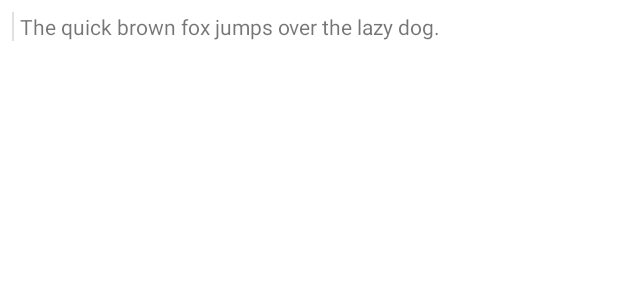
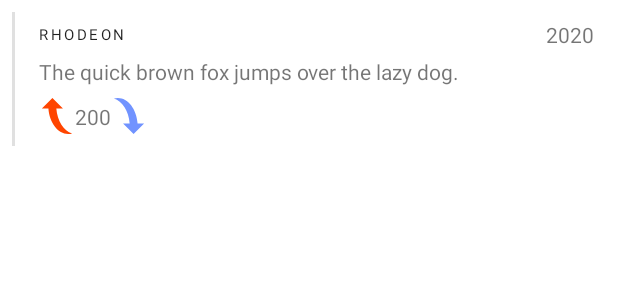
Before and after one commit to rhodeon/Habit_for_Reddit, an Android app: the layout view_comment.xml on its own in the app's theme, with its tools: preview values and no code run, on a phone screen of 412 x 824 dp. Shown: the top 300 px of the screen. Run offline under Robolectric (Android 15) with nearby library versions, the phone set to English and light mode, and no system bars; Roboto replaces fonts that are not available here.

Commit message:
Added author, score and date data to the comment view.

```diff
--- a/app/src/main/java/com/rhodeon/habitforreddit/ui/home/HomeFeedListAdapter.kt
+++ b/app/src/main/java/com/rhodeon/habitforreddit/ui/home/HomeFeedListAdapter.kt
@@ -38,7 +38,7 @@ class HomeViewHolder(private val binding: ItemPostHeaderBinding) : RecyclerView.
     fun bind(link: Link) {
         link.data.apply {
             binding.title.text = title
-            binding.username.text = author
+            binding.author.text = author
             binding.subreddit.text = subreddit
             binding.karma.text = score.toString()
 
--- a/app/src/main/java/com/rhodeon/habitforreddit/ui/postList/PostListAdapter.kt
+++ b/app/src/main/java/com/rhodeon/habitforreddit/ui/postList/PostListAdapter.kt
@@ -38,7 +38,7 @@ class PostListViewHolder(private val binding: ItemPostHeaderBinding) : RecyclerV
     fun bind(link: Link) {
         link.data.apply {
             binding.title.text = title
-            binding.username.text = author
+            binding.author.text = author
             binding.subreddit.text = subreddit
             binding.karma.text = score.toString()
 
--- a/app/src/main/java/com/rhodeon/habitforreddit/ui/subreddit/SubredditListAdapter.kt
+++ b/app/src/main/java/com/rhodeon/habitforreddit/ui/subreddit/SubredditListAdapter.kt
@@ -38,7 +38,7 @@ class SubredditViewHolder(private val binding: ItemPostHeaderBinding) : Recycler
     fun bind(link: Link) {
         link.data.apply {
             binding.title.text = title
-            binding.username.text = author
+            binding.author.text = author
             binding.subreddit.text = subreddit
             binding.karma.text = score.toString()
 
--- a/app/src/main/java/com/rhodeon/habitforreddit/ui/thread/ThreadFragment.kt
+++ b/app/src/main/java/com/rhodeon/habitforreddit/ui/thread/ThreadFragment.kt
@@ -1,5 +1,6 @@
 package com.rhodeon.habitforreddit.ui.thread
 
+import android.content.Context
 import android.os.Bundle
 import android.view.LayoutInflater
 import android.view.View
@@ -9,6 +10,7 @@ import androidx.fragment.app.viewModels
 import androidx.lifecycle.Observer
 import androidx.navigation.fragment.findNavController
 import androidx.navigation.fragment.navArgs
+import androidx.recyclerview.widget.LinearLayoutManager
 import com.rhodeon.habitforreddit.databinding.FragmentThreadBinding
 import com.rhodeon.habitforreddit.extensions.collapse
 import com.rhodeon.habitforreddit.models.comment.CommentListing
@@ -48,6 +50,7 @@ class ThreadFragment : Fragment() {
 
         val adapter = CommentsListAdapter()
         binding.commentRecyclerView.adapter = adapter
+        binding.commentRecyclerView.setItemViewCacheSize(50)
 
         val viewModelObserver = Observer<List<CommentListing>> { response ->
             adapter.submitList(response[1].data.children)
@@ -61,3 +64,9 @@ class ThreadFragment : Fragment() {
         _binding = null
     }
 }
+
+class CustomManager(context: Context) : LinearLayoutManager(context) {
+    override fun setInitialPrefetchItemCount(itemCount: Int) {
+        super.setInitialPrefetchItemCount(50)
+    }
+}
--- /dev/null
+++ b/app/src/main/java/com/rhodeon/habitforreddit/utils/MiscUtils.kt
@@ -0,0 +1,12 @@
+package com.rhodeon.habitforreddit.utils
+
+import java.text.DateFormat
+import java.util.*
+
+/**
+ * Created by Ruona Onobrakpeya on 1/19/21.
+ */
+
+fun formatDate(date: Long): String {
+    return DateFormat.getDateInstance().format(Date(date * 1000))
+}
--- a/app/src/main/java/com/rhodeon/habitforreddit/views/comment/CommentAdapter.kt
+++ b/app/src/main/java/com/rhodeon/habitforreddit/views/comment/CommentAdapter.kt
@@ -5,6 +5,7 @@ import com.rhodeon.habitforreddit.extensions.collapse
 import com.rhodeon.habitforreddit.models.comment.Comment
 import com.rhodeon.habitforreddit.models.comment.CommentData
 import com.rhodeon.habitforreddit.utils.commentListingFromJson
+import com.rhodeon.habitforreddit.utils.formatDate
 import com.rhodeon.habitforreddit.utils.mapToJson
 
 /**
@@ -28,7 +29,7 @@ class CommentAdapter(val comment: Comment, private val commentLayout: CommentLay
 
         // TODO: Use enums for kinds
         if (comment.kind == "t1") { // Reply is a comment, not "more".
-            commentLayout.setComment(comment.data.rawBody)
+            setData(commentData, commentLayout)
 
             // Handle replies response
             val repliesResponse = comment.data.replies
@@ -62,4 +63,15 @@ class CommentAdapter(val comment: Comment, private val commentLayout: CommentLay
             commentLayout.binding.indentLine.setBackgroundColor(indentColour)
         }
     }
+
+    private fun setData(commentData: CommentData, commentLayout: CommentLayout) {
+        commentLayout.setComment(commentData.rawBody)
+
+        commentLayout.binding.apply {
+            commentScore.text = commentData.score.toString()
+            author.text = commentData.author
+            timestamp.text = formatDate(commentData.creationTimeUtc)
+
+        }
+    }
 }
--- a/app/src/main/res/layout/item_post_header.xml
+++ b/app/src/main/res/layout/item_post_header.xml
@@ -50,7 +50,7 @@
             tools:text="r/anime" />
 
         <TextView
-            android:id="@+id/username"
+            android:id="@+id/author"
             android:layout_width="wrap_content"
             android:layout_height="wrap_content"
             android:layout_marginTop="8dp"
--- a/app/src/main/res/layout/view_comment.xml
+++ b/app/src/main/res/layout/view_comment.xml
@@ -1,6 +1,7 @@
 <?xml version="1.0" encoding="utf-8"?>
 <LinearLayout
     xmlns:android="http://schemas.android.com/apk/res/android"
+    xmlns:app="http://schemas.android.com/apk/res-auto"
     xmlns:tools="http://schemas.android.com/tools"
     android:layout_width="match_parent"
     android:layout_height="wrap_content"
@@ -9,7 +10,7 @@
 
     <View
         android:id="@+id/indentLine"
-        android:layout_width="1dp"
+        android:layout_width="2dp"
         android:layout_height="match_parent"
         android:background="?android:attr/listDivider" />
 
@@ -19,12 +20,75 @@
         android:layout_height="wrap_content"
         android:orientation="vertical">
 
-        <TextView
-            android:id="@+id/commentBody"
-            android:layout_width="wrap_content"
+        <androidx.constraintlayout.widget.ConstraintLayout
+            android:layout_width="match_parent"
             android:layout_height="wrap_content"
-            android:layout_marginStart="4dp"
-            tools:text="The quick brown fox jumps over the lazy dog." />
+            android:layout_marginStart="8dp">
+
+            <TextView
+                android:id="@+id/author"
+                android:layout_width="wrap_content"
+                android:layout_height="wrap_content"
+                android:layout_marginStart="8dp"
+                android:layout_marginTop="8dp"
+                android:textAppearance="@style/TextAppearance.MaterialComponents.Overline"
+                app:layout_constraintStart_toStartOf="parent"
+                app:layout_constraintTop_toTopOf="parent"
+                tools:text="rhodeon" />
+
+            <TextView
+                android:id="@+id/timestamp"
+                android:layout_width="wrap_content"
+                android:layout_height="wrap_content"
+                android:layout_marginStart="8dp"
+                android:layout_marginTop="8dp"
+                android:layout_marginEnd="8dp"
+                app:layout_constraintBottom_toBottomOf="@+id/author"
+                app:layout_constraintEnd_toEndOf="parent"
+                app:layout_constraintHorizontal_bias="1.0"
+                app:layout_constraintStart_toEndOf="@+id/author"
+                app:layout_constraintTop_toTopOf="parent"
+                tools:text="2020" />
+
+            <TextView
+                android:id="@+id/commentBody"
+                android:layout_width="wrap_content"
+                android:layout_height="wrap_content"
+                android:layout_marginTop="8dp"
+                app:layout_constraintStart_toStartOf="@+id/author"
+                app:layout_constraintTop_toBottomOf="@+id/author"
+                tools:text="The quick brown fox jumps over the lazy dog." />
+
+            <ImageView
+                android:id="@+id/upvote"
+                android:layout_width="wrap_content"
+                android:layout_height="wrap_content"
+                android:layout_marginTop="8dp"
+                android:layout_marginBottom="8dp"
+                app:layout_constraintBottom_toBottomOf="parent"
+                app:layout_constraintStart_toStartOf="@+id/commentBody"
+                app:layout_constraintTop_toBottomOf="@+id/commentBody"
+                app:srcCompat="@drawable/ic_upvote_arrow" />
+
+            <TextView
+                android:id="@+id/commentScore"
+                android:layout_width="wrap_content"
+                android:layout_height="wrap_content"
+                app:layout_constraintBottom_toBottomOf="@+id/upvote"
+                app:layout_constraintStart_toEndOf="@+id/upvote"
+                app:layout_constraintTop_toTopOf="@+id/upvote"
+                tools:text="200" />
+
+            <ImageView
+                android:id="@+id/imageView2"
+                android:layout_width="wrap_content"
+                android:layout_height="wrap_content"
+                app:layout_constraintBottom_toBottomOf="@+id/upvote"
+                app:layout_constraintStart_toEndOf="@+id/commentScore"
+                app:layout_constraintTop_toTopOf="@+id/upvote"
+                app:srcCompat="@drawable/ic_downvote_arrow" />
+
+        </androidx.constraintlayout.widget.ConstraintLayout>
 
     </LinearLayout>
 
```
